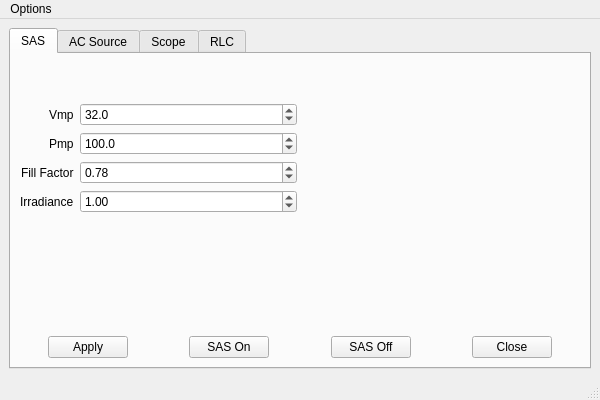
Above: ui/One_GUI_To_Rule_Them_All.ui from fsd16/One_Gui_To_Rule_Them_All before the change. Below: the same form after it.
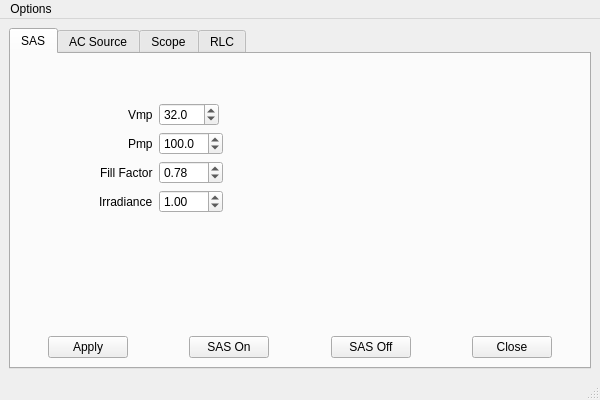
That is the form after the change. Custom widgets are drawn as their Qt base class.

Patch:
```diff
--- a/ui/One_GUI_To_Rule_Them_All.ui
+++ b/ui/One_GUI_To_Rule_Them_All.ui
@@ -86,6 +86,9 @@
           </item>
           <item row="0" column="0" colspan="2">
            <layout class="QFormLayout" name="formLayout">
+            <property name="fieldGrowthPolicy">
+             <enum>QFormLayout::FieldsStayAtSizeHint</enum>
+            </property>
             <property name="labelAlignment">
              <set>Qt::AlignRight|Qt::AlignTrailing|Qt::AlignVCenter</set>
             </property>
@@ -103,7 +106,7 @@
              <widget class="QDoubleSpinBox" name="sas_entry_vmp">
               <property name="minimumSize">
                <size>
-                <width>50</width>
+                <width>60</width>
                 <height>0</height>
                </size>
               </property>
@@ -144,7 +147,7 @@
              <widget class="QDoubleSpinBox" name="sas_entry_pmp">
               <property name="minimumSize">
                <size>
-                <width>50</width>
+                <width>60</width>
                 <height>0</height>
                </size>
               </property>
@@ -185,7 +188,7 @@
              <widget class="QDoubleSpinBox" name="sas_entry_ff">
               <property name="minimumSize">
                <size>
-                <width>50</width>
+                <width>60</width>
                 <height>0</height>
                </size>
               </property>
@@ -223,7 +226,7 @@
              <widget class="QDoubleSpinBox" name="sas_entry_irrad">
               <property name="minimumSize">
                <size>
-                <width>50</width>
+                <width>60</width>
                 <height>0</height>
                </size>
               </property>
```
